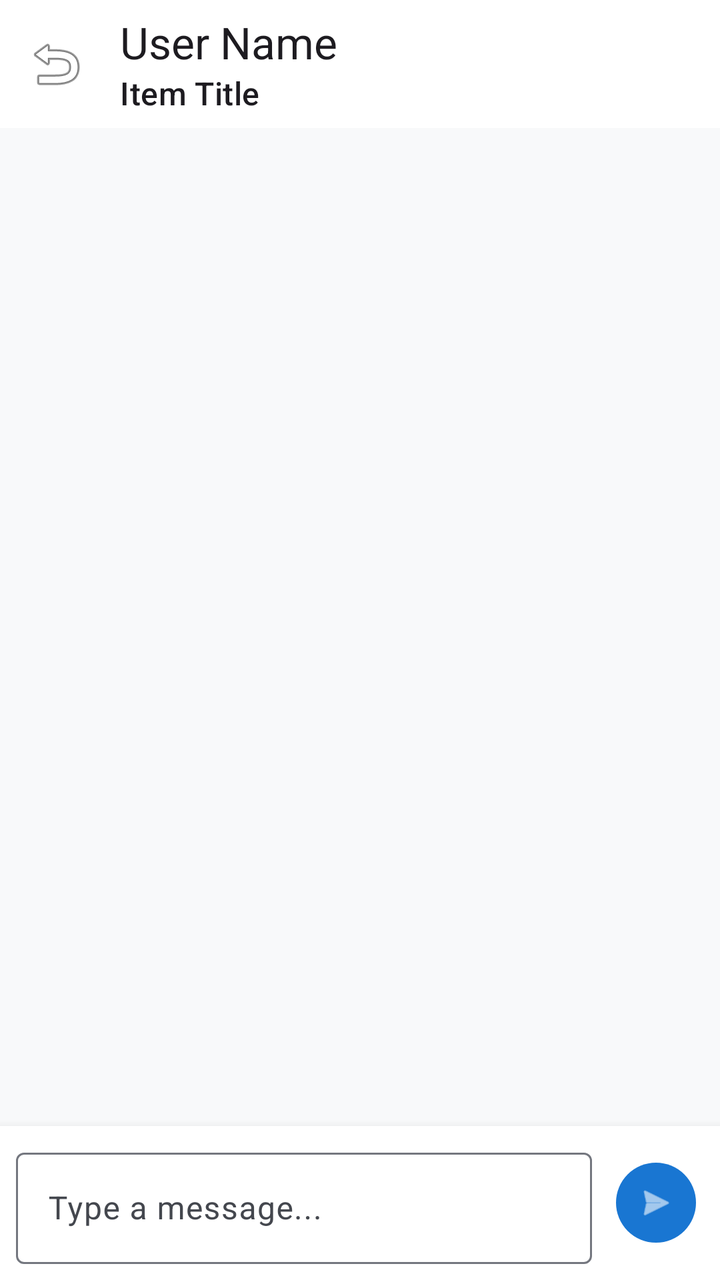
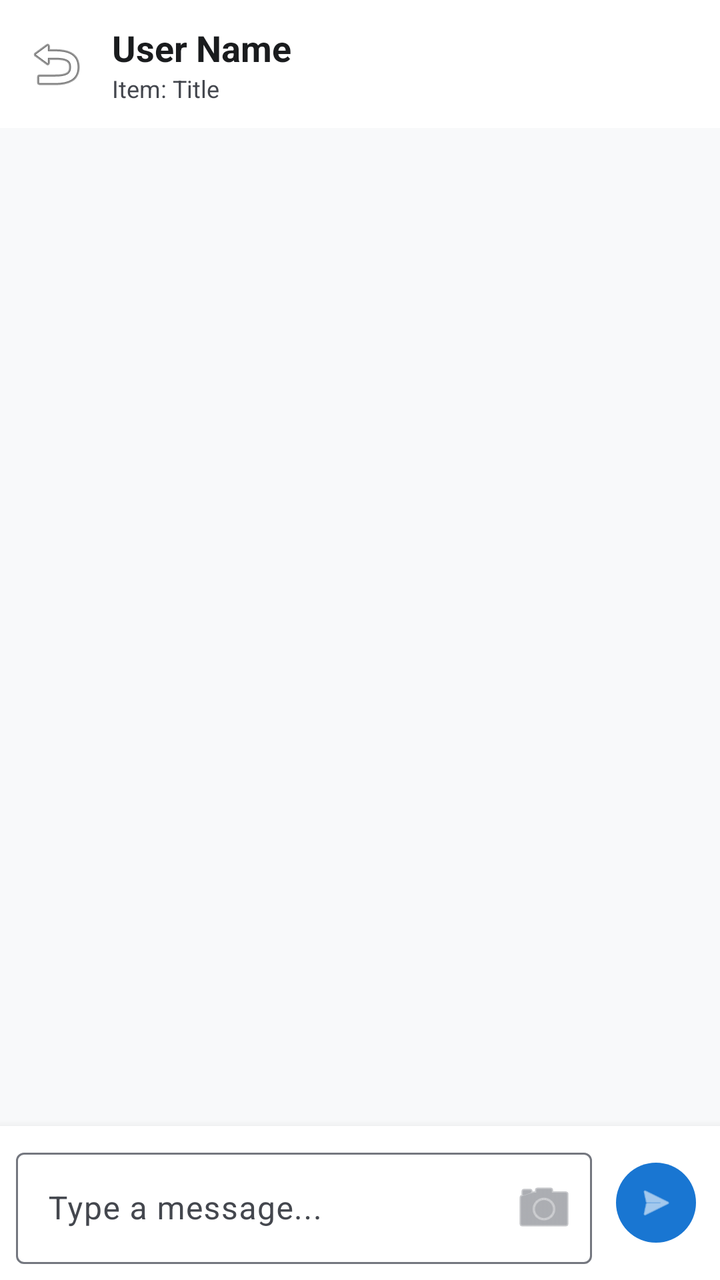

Before-and-after screenshots of an Android layout around one commit, followed by the original layout XML and the change that was made.
<!-- AndroidManifest.xml: application theme Theme.CampusFind -->
<!-- res/layout/activity_chat.xml -->
<?xml version="1.0" encoding="utf-8"?>
<androidx.constraintlayout.widget.ConstraintLayout xmlns:android="http://schemas.android.com/apk/res/android"
    xmlns:app="http://schemas.android.com/apk/res-auto"
    android:layout_width="match_parent"
    android:layout_height="match_parent"
    android:background="@color/background">

    <com.google.android.material.appbar.AppBarLayout
        android:id="@+id/appBar"
        android:layout_width="match_parent"
        android:layout_height="wrap_content"
        app:layout_constraintTop_toTopOf="parent">

        <androidx.appcompat.widget.Toolbar
            android:id="@+id/toolbar"
            android:layout_width="match_parent"
            android:layout_height="?attr/actionBarSize"
            android:background="@color/surface"
            app:navigationIcon="@android:drawable/ic_menu_revert"
            app:title="User Name"
            app:subtitle="Item Title" />
    </com.google.android.material.appbar.AppBarLayout>

    <androidx.recyclerview.widget.RecyclerView
        android:id="@+id/rvMessages"
        android:layout_width="match_parent"
        android:layout_height="0dp"
        android:paddingVertical="8dp"
        android:clipToPadding="false"
        app:layout_constraintBottom_toTopOf="@+id/layoutInput"
        app:layout_constraintTop_toBottomOf="@id/appBar" />

    <LinearLayout
        android:id="@+id/layoutInput"
        android:layout_width="match_parent"
        android:layout_height="wrap_content"
        android:background="@color/surface"
        android:elevation="8dp"
        android:gravity="center_vertical"
        android:orientation="horizontal"
        android:padding="8dp"
        app:layout_constraintBottom_toBottomOf="parent">

        <com.google.android.material.textfield.TextInputLayout
            android:id="@+id/tilMessage"
            style="@style/Widget.Material3.TextInputLayout.OutlinedBox"
            android:layout_width="0dp"
            android:layout_height="wrap_content"
            android:layout_weight="1"
            android:hint="Type a message..."
            app:cornerRadius="24dp">

            <com.google.android.material.textfield.TextInputEditText
                android:id="@+id/etMessage"
                android:layout_width="match_parent"
                android:layout_height="wrap_content"
                android:inputType="textMultiLine"
                android:maxLines="4" />
        </com.google.android.material.textfield.TextInputLayout>

        <com.google.android.material.button.MaterialButton
            android:id="@+id/btnSend"
            style="@style/Widget.Material3.Button.IconButton.Filled"
            android:layout_width="48dp"
            android:layout_height="48dp"
            android:layout_marginStart="8dp"
            app:icon="@android:drawable/ic_menu_send" />
    </LinearLayout>

</androidx.constraintlayout.widget.ConstraintLayout>
<!-- resources referenced by this layout -->
<resources>
  <color name="background">#F8F9FA</color>
  <color name="surface">#FFFFFF</color>
  <style name="Theme.CampusFind" parent="Base.Theme.CampusFind" />
  <style name="Base.Theme.CampusFind" parent="Theme.Material3.DayNight.NoActionBar">
          
          <item name="colorPrimary">@color/primary</item>
          <item name="colorOnPrimary">@color/on_primary</item>
          <item name="colorPrimaryContainer">@color/primary_container</item>
          <item name="colorOnPrimaryContainer">@color/on_primary_container</item>
  
          <item name="colorSecondary">@color/secondary</item>
          <item name="colorOnSecondary">@color/on_secondary</item>
          <item name="colorSecondaryContainer">@color/secondary_container</item>
          <item name="colorOnSecondaryContainer">@color/on_secondary_container</item>
  
          <item name="android:colorBackground">@color/background</item>
          <item name="colorOnBackground">@color/on_background</item>
          <item name="colorSurface">@color/surface</item>
          <item name="colorOnSurface">@color/on_surface</item>
          <item name="colorSurfaceVariant">@color/surface_variant</item>
          <item name="colorOnSurfaceVariant">@color/on_surface_variant</item>
          <item name="colorOutline">@color/outline</item>
  
          
          <item name="android:statusBarColor">?attr/colorPrimary</item>
          <item name="android:windowLightStatusBar">false</item>
      </style>
  <color name="primary">#1976D2</color>
  <color name="on_primary">#FFFFFF</color>
  <color name="primary_container">#D1E4FF</color>
  <color name="on_primary_container">#001D36</color>
  <color name="secondary">#FFB300</color>
  <color name="on_secondary">#000000</color>
  <color name="secondary_container">#FFECB3</color>
  <color name="on_secondary_container">#261900</color>
  <color name="on_background">#1A1C1E</color>
  <color name="on_surface">#1A1C1E</color>
  <color name="surface_variant">#E1E2EC</color>
  <color name="on_surface_variant">#44474E</color>
  <color name="outline">#74777F</color>
</resources>

<!-- the commit's change to res/layout/activity_chat.xml (unified diff, before → after) -->
@@ -3,12 +3,14 @@
     xmlns:app="http://schemas.android.com/apk/res-auto"
     android:layout_width="match_parent"
     android:layout_height="match_parent"
+    android:fitsSystemWindows="true"
     android:background="@color/background">
 
     <com.google.android.material.appbar.AppBarLayout
         android:id="@+id/appBar"
         android:layout_width="match_parent"
         android:layout_height="wrap_content"
+        app:elevation="2dp"
         app:layout_constraintTop_toTopOf="parent">
 
         <androidx.appcompat.widget.Toolbar
@@ -16,9 +18,32 @@
             android:layout_width="match_parent"
             android:layout_height="?attr/actionBarSize"
             android:background="@color/surface"
-            app:navigationIcon="@android:drawable/ic_menu_revert"
-            app:title="User Name"
-            app:subtitle="Item Title" />
+            app:navigationIcon="@android:drawable/ic_menu_revert">
+
+            <LinearLayout
+                android:layout_width="wrap_content"
+                android:layout_height="wrap_content"
+                android:orientation="vertical"
+                android:paddingVertical="4dp">
+
+                <TextView
+                    android:id="@+id/tvChatTitle"
+                    android:layout_width="wrap_content"
+                    android:layout_height="wrap_content"
+                    android:text="User Name"
+                    android:textColor="@color/on_surface"
+                    android:textSize="18sp"
+                    android:textStyle="bold" />
+
+                <TextView
+                    android:id="@+id/tvChatSubtitle"
+                    android:layout_width="wrap_content"
+                    android:layout_height="wrap_content"
+                    android:text="Item: Title"
+                    android:textColor="@color/on_surface_variant"
+                    android:textSize="12sp" />
+            </LinearLayout>
+        </androidx.appcompat.widget.Toolbar>
     </com.google.android.material.appbar.AppBarLayout>
 
     <androidx.recyclerview.widget.RecyclerView
@@ -48,14 +73,19 @@
             android:layout_height="wrap_content"
             android:layout_weight="1"
             android:hint="Type a message..."
-            app:cornerRadius="24dp">
+            app:cornerRadius="24dp"
+            app:endIconMode="custom"
+            app:endIconDrawable="@android:drawable/ic_menu_camera"
+            app:endIconTint="@color/outline">
 
             <com.google.android.material.textfield.TextInputEditText
                 android:id="@+id/etMessage"
                 android:layout_width="match_parent"
                 android:layout_height="wrap_content"
                 android:inputType="textMultiLine"
-                android:maxLines="4" />
+                android:maxLines="4"
+                android:textColor="@color/on_surface"
+                android:textColorHint="@color/on_surface_variant" />
         </com.google.android.material.textfield.TextInputLayout>
 
         <com.google.android.material.button.MaterialButton
